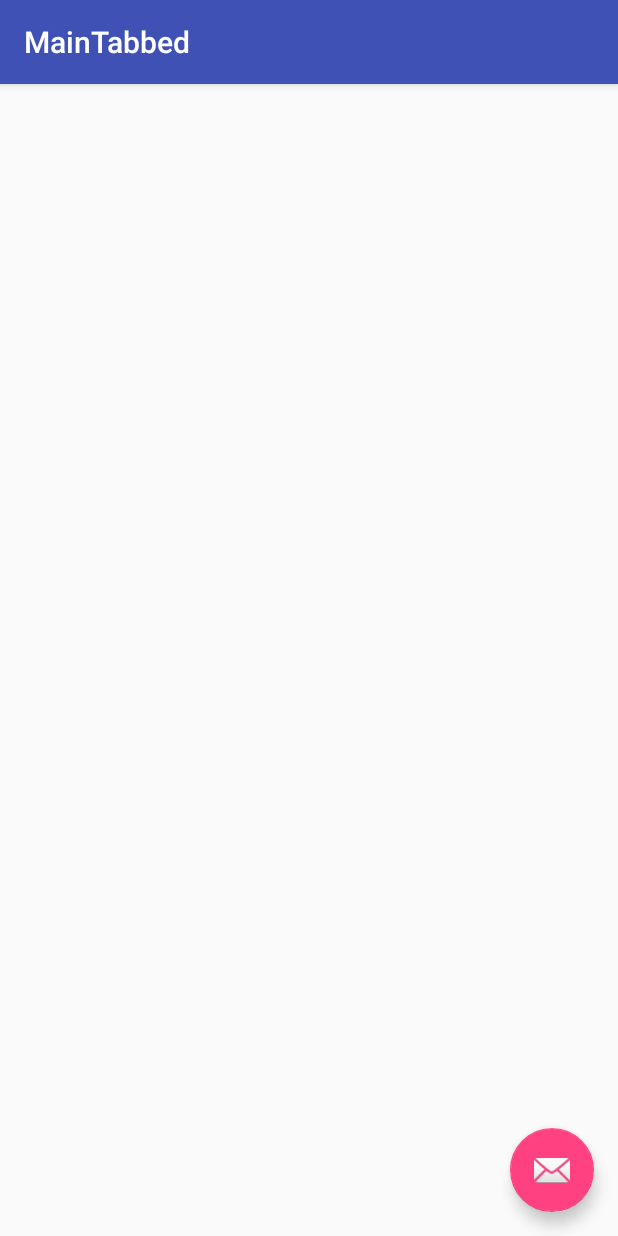
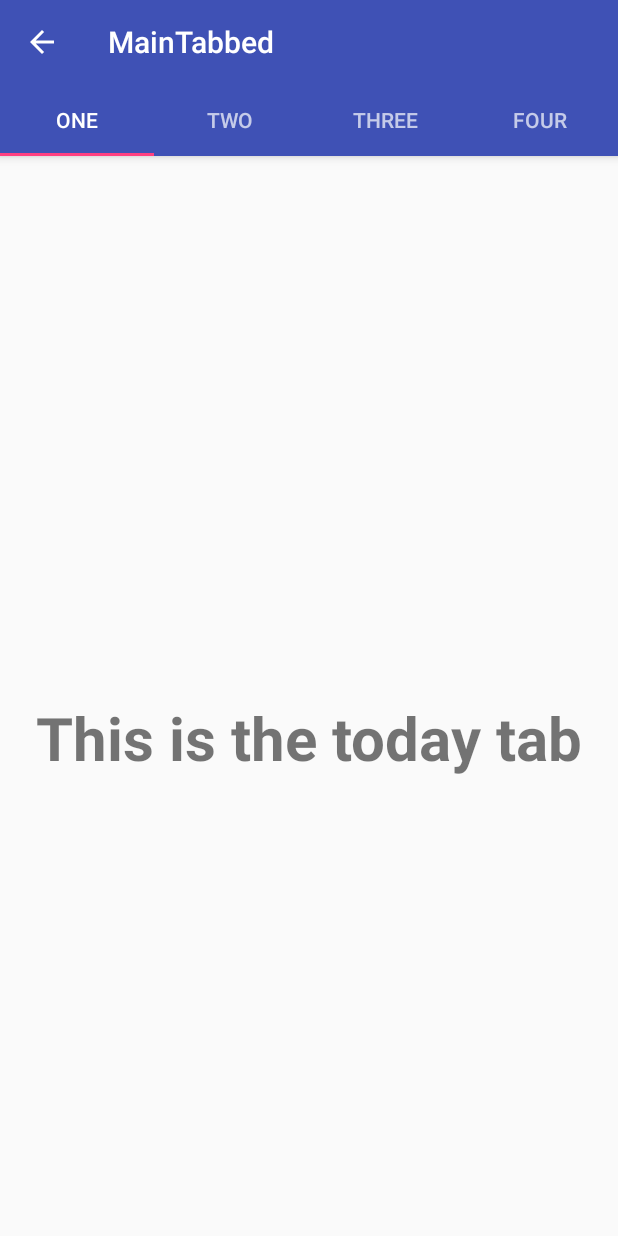
Before and after one commit to orwhaleca/cosc625_fashionadvisor, an Android app: the screen it shows after launch (MainTabbed), on a phone screen of 412 x 824 dp. Run offline under Robolectric (Android 15) with nearby library versions, the phone set to English and light mode, and no system bars.

Commit message:
Added fragments for each of our planned tabs. Created layouts for those tabs. Added strings for each of the fragment layouts. Updated the MainTabbed.java file to use these fragments. Updated the main_tabbed layout file to use the new fragments.

```diff
--- a/FashionAdvisor/app/src/main/java/cosc625/fashionadvisor/MainTabbed.java
+++ b/FashionAdvisor/app/src/main/java/cosc625/fashionadvisor/MainTabbed.java
@@ -1,22 +1,41 @@
 package cosc625.fashionadvisor;
 
 import android.os.Bundle;
-import android.support.design.widget.FloatingActionButton;
-import android.support.design.widget.Snackbar;
+import android.support.design.widget.TabLayout;
+import android.support.v4.app.Fragment;
+import android.support.v4.app.FragmentManager;
+import android.support.v4.app.FragmentPagerAdapter;
+import android.support.v4.view.ViewPager;
 import android.support.v7.app.AppCompatActivity;
 import android.support.v7.widget.Toolbar;
-import android.view.View;
+
+import java.util.ArrayList;
+import java.util.List;
+
 import fragments.*;
 
 public class MainTabbed extends AppCompatActivity  {
+
+    private Toolbar toolbar;
+    private TabLayout tabLayout;
+    private ViewPager viewPager;
 
     @Override
     protected void onCreate(Bundle savedInstanceState) {
         super.onCreate(savedInstanceState);
         setContentView(R.layout.activity_main_tabbed);
-        Toolbar toolbar = (Toolbar) findViewById(R.id.toolbar);
+        toolbar = (Toolbar) findViewById(R.id.toolbar);
         setSupportActionBar(toolbar);
 
+        getSupportActionBar().setDisplayHomeAsUpEnabled(true);
+
+        viewPager = (ViewPager) findViewById(R.id.viewpager);
+        setupViewPager(viewPager);
+
+        tabLayout = (TabLayout) findViewById(R.id.tabs);
+        tabLayout.setupWithViewPager(viewPager);
+
+        /* default code
         FloatingActionButton fab = (FloatingActionButton) findViewById(R.id.fab);
         fab.setOnClickListener(new View.OnClickListener() {
             @Override
@@ -25,6 +44,45 @@ public class MainTabbed extends AppCompatActivity  {
                         .setAction("Action", null).show();
             }
         });
+        */
+    }
+
+    private void setupViewPager(ViewPager viewPager) {
+        ViewPagerAdapter adapter = new ViewPagerAdapter(getSupportFragmentManager());
+        adapter.addFragment(new Today(), "ONE");
+        adapter.addFragment(new Plan(), "TWO");
+        adapter.addFragment(new Wardrobe(), "THREE");
+        adapter.addFragment(new Settings(), "FOUR");
+        viewPager.setAdapter(adapter);
+    }
+
+    class ViewPagerAdapter extends FragmentPagerAdapter {
+        private final List<Fragment> mFragmentList = new ArrayList<>();
+        private final List<String> mFragmentTitleList = new ArrayList<>();
+
+        public ViewPagerAdapter(FragmentManager manager) {
+            super(manager);
+        }
+
+        @Override
+        public Fragment getItem(int position) {
+            return mFragmentList.get(position);
+        }
+
+        @Override
+        public int getCount() {
+            return mFragmentList.size();
+        }
+
+        public void addFragment(Fragment fragment, String title) {
+            mFragmentList.add(fragment);
+            mFragmentTitleList.add(title);
+        }
+
+        @Override
+        public CharSequence getPageTitle(int position) {
+            return mFragmentTitleList.get(position);
+        }
     }
 
 }
--- /dev/null
+++ b/FashionAdvisor/app/src/main/java/fragments/Plan.java
@@ -0,0 +1,33 @@
+package fragments;
+
+import android.os.Bundle;
+import android.support.v4.app.Fragment;
+import android.view.LayoutInflater;
+import android.view.View;
+import android.view.ViewGroup;
+
+import cosc625.fashionadvisor.R;
+
+/**
+ * Created by Matt on 5/4/17.
+ */
+
+public class Plan extends Fragment {
+
+    public Plan() {
+        //empty constructor
+    }
+
+    @Override
+    public void onCreate(Bundle savedInstanceState) {
+        super.onCreate(savedInstanceState);
+    }
+
+    @Override
+    public View onCreateView(LayoutInflater inflater,
+                             ViewGroup container,
+                             Bundle savedInstanceState) {
+        //Inflate the layout for this fragment
+        return inflater.inflate(R.layout.plan, container, false);
+    }
+}
--- /dev/null
+++ b/FashionAdvisor/app/src/main/java/fragments/Settings.java
@@ -0,0 +1,34 @@
+package fragments;
+
+import android.os.Bundle;
+import android.support.v4.app.Fragment;
+import android.view.LayoutInflater;
+import android.view.View;
+import android.view.ViewGroup;
+
+import cosc625.fashionadvisor.R;
+
+/**
+ * Created by Matt on 5/4/17.
+ */
+
+public class Settings extends Fragment {
+
+    public Settings() {
+        //empty constructor
+    }
+
+    @Override
+    public void onCreate(Bundle savedInstanceState) {
+        super.onCreate(savedInstanceState);
+    }
+
+    @Override
+    public View onCreateView(LayoutInflater inflater,
+                             ViewGroup container,
+                             Bundle savedInstanceState) {
+        //Inflate the layout for this fragment
+        return inflater.inflate(R.layout.settings, container, false);
+    }
+
+}
--- /dev/null
+++ b/FashionAdvisor/app/src/main/java/fragments/Today.java
@@ -0,0 +1,34 @@
+package fragments;
+
+import android.os.Bundle;
+import android.support.v4.app.Fragment;
+import android.view.LayoutInflater;
+import android.view.View;
+import android.view.ViewGroup;
+
+import cosc625.fashionadvisor.R;
+
+/**
+ * Created by Matt on 5/4/17.
+ */
+
+public class Today extends Fragment {
+
+    public Today() {
+        //empty constructor
+    }
+
+    @Override
+    public void onCreate(Bundle savedInstanceState) {
+        super.onCreate(savedInstanceState);
+    }
+
+    @Override
+    public View onCreateView(LayoutInflater inflater,
+                             ViewGroup container,
+                             Bundle savedInstanceState) {
+        //Inflate the layout for this fragment
+        return inflater.inflate(R.layout.today, container, false);
+    }
+
+}
--- /dev/null
+++ b/FashionAdvisor/app/src/main/java/fragments/Wardrobe.java
@@ -0,0 +1,33 @@
+package fragments;
+
+import android.os.Bundle;
+import android.support.v4.app.Fragment;
+import android.view.LayoutInflater;
+import android.view.View;
+import android.view.ViewGroup;
+
+import cosc625.fashionadvisor.R;
+
+/**
+ * Created by Matt on 5/4/17.
+ */
+
+public class Wardrobe extends Fragment {
+
+    public Wardrobe() {
+        //empty constructor
+    }
+
+    @Override
+    public void onCreate(Bundle savedInstanceState) {
+        super.onCreate(savedInstanceState);
+    }
+
+    @Override
+    public View onCreateView(LayoutInflater inflater,
+                             ViewGroup container,
+                             Bundle savedInstanceState) {
+        //Inflate the layout for this fragment
+        return inflater.inflate(R.layout.wardrobe, container, false);
+    }
+}
--- a/FashionAdvisor/app/src/main/res/layout/activity_main_tabbed.xml
+++ b/FashionAdvisor/app/src/main/res/layout/activity_main_tabbed.xml
@@ -1,27 +1,47 @@
 <?xml version="1.0" encoding="utf-8"?>
 <android.support.design.widget.CoordinatorLayout xmlns:android="http://schemas.android.com/apk/res/android"
     xmlns:app="http://schemas.android.com/apk/res-auto"
-    xmlns:tools="http://schemas.android.com/tools"
     android:layout_width="match_parent"
-    android:layout_height="match_parent"
-    tools:context="cosc625.fashionadvisor.MainTabbed">
+    android:layout_height="match_parent">
+
+    <!--
+        These came out of CoordinatorLayout
+        xmlns:tools="http://schemas.android.com/tools"
+        tools:context="cosc625.fashionadvisor.MainTabbed"
+     -->
 
     <android.support.design.widget.AppBarLayout
         android:layout_width="match_parent"
         android:layout_height="wrap_content"
-        android:theme="@style/AppTheme.AppBarOverlay">
+        android:theme="@style/ThemeOverlay.AppCompat.Dark.ActionBar">
 
         <android.support.v7.widget.Toolbar
             android:id="@+id/toolbar"
             android:layout_width="match_parent"
             android:layout_height="?attr/actionBarSize"
             android:background="?attr/colorPrimary"
-            app:popupTheme="@style/AppTheme.PopupOverlay" />
+            app:layout_scrollFlags="scroll|enterAlways"
+            app:popupTheme="@style/ThemeOverlay.AppCompat.Light" />
+
+        <android.support.design.widget.TabLayout
+            android:id="@+id/tabs"
+            android:layout_width="match_parent"
+            android:layout_height="wrap_content"
+            app:tabMode="fixed"
+            app:tabGravity="fill"/>
 
     </android.support.design.widget.AppBarLayout>
 
+    <!-- what is this content xml? -->
     <include layout="@layout/content_main_tabbed" />
 
+    <android.support.v4.view.ViewPager
+        android:id="@+id/viewpager"
+        android:layout_width="match_parent"
+        android:layout_height="match_parent"
+        app:layout_behavior="@string/appbar_scrolling_view_behavior"  />
+
+    <!-- This was part of the default layout
     <android.support.design.widget.FloatingActionButton
         android:id="@+id/fab"
         android:layout_width="wrap_content"
@@ -29,5 +49,6 @@
         android:layout_gravity="bottom|end"
         android:layout_margin="@dimen/fab_margin"
         app:srcCompat="@android:drawable/ic_dialog_email" />
+    -->
 
 </android.support.design.widget.CoordinatorLayout>
--- /dev/null
+++ b/FashionAdvisor/app/src/main/res/layout/today.xml
@@ -0,0 +1,15 @@
+<?xml version="1.0" encoding="utf-8"?>
+<RelativeLayout xmlns:android="http://schemas.android.com/apk/res/android"
+    xmlns:tools="http://schemas.android.com/tools"
+    android:layout_width="match_parent"
+    android:layout_height="match_parent"
+    tools:context="fragments.Today">
+
+    <TextView
+        android:layout_width="wrap_content"
+        android:layout_height="wrap_content"
+        android:text="@string/today"
+        android:textSize="40dp"
+        android:textStyle="bold"
+        android:layout_centerInParent="true"/>
+</RelativeLayout>
--- a/FashionAdvisor/app/src/main/res/values/strings.xml
+++ b/FashionAdvisor/app/src/main/res/values/strings.xml
@@ -5,4 +5,8 @@
     <string name="title_dashboard">Dashboard</string>
     <string name="title_notifications">Notifications</string>
     <string name="title_activity_main_tabbed">MainTabbed</string>
+    <string name="today">This is the today tab</string>
+    <string name="plan">This is the plan tab</string>
+    <string name="wardrobe">This is the wardrobe tab</string>
+    <string name="settings">This is the settings tab</string>
 </resources>
```
Also changed, not shown: FashionAdvisor/app/src/main/res/layout/plan.xml (added, +15 -0 lines), FashionAdvisor/app/src/main/res/layout/settings.xml (added, +15 -0 lines), FashionAdvisor/app/src/main/res/layout/wardrobe.xml (added, +15 -0 lines), FashionAdvisor/app/src/main/AndroidManifest.xml (line endings or trailing spaces).
